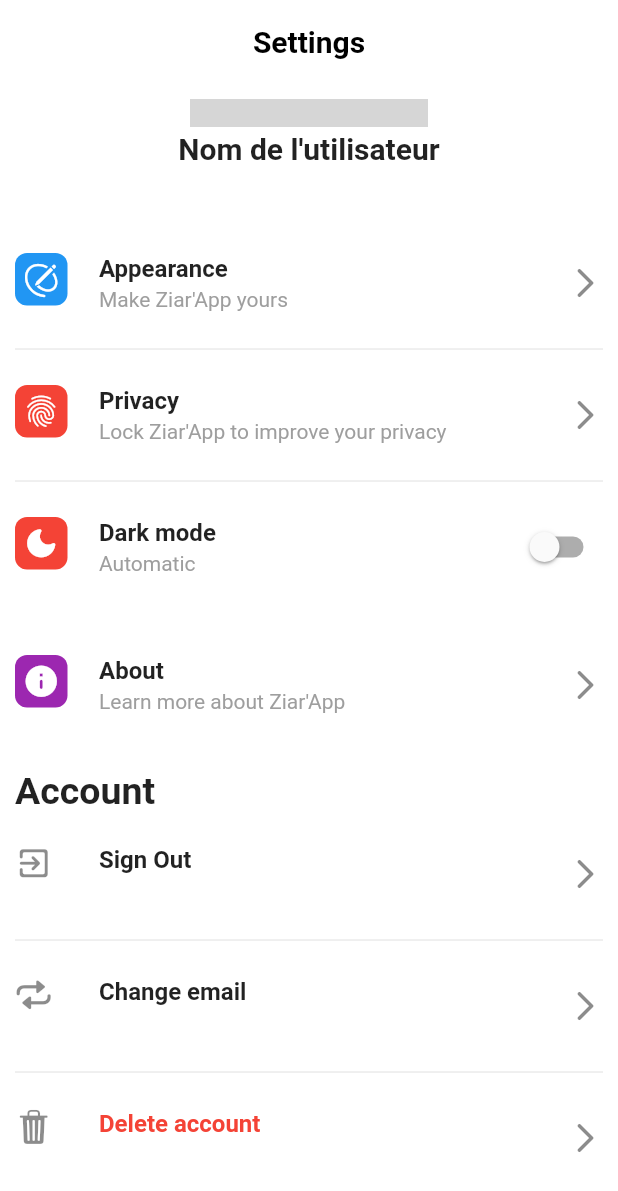
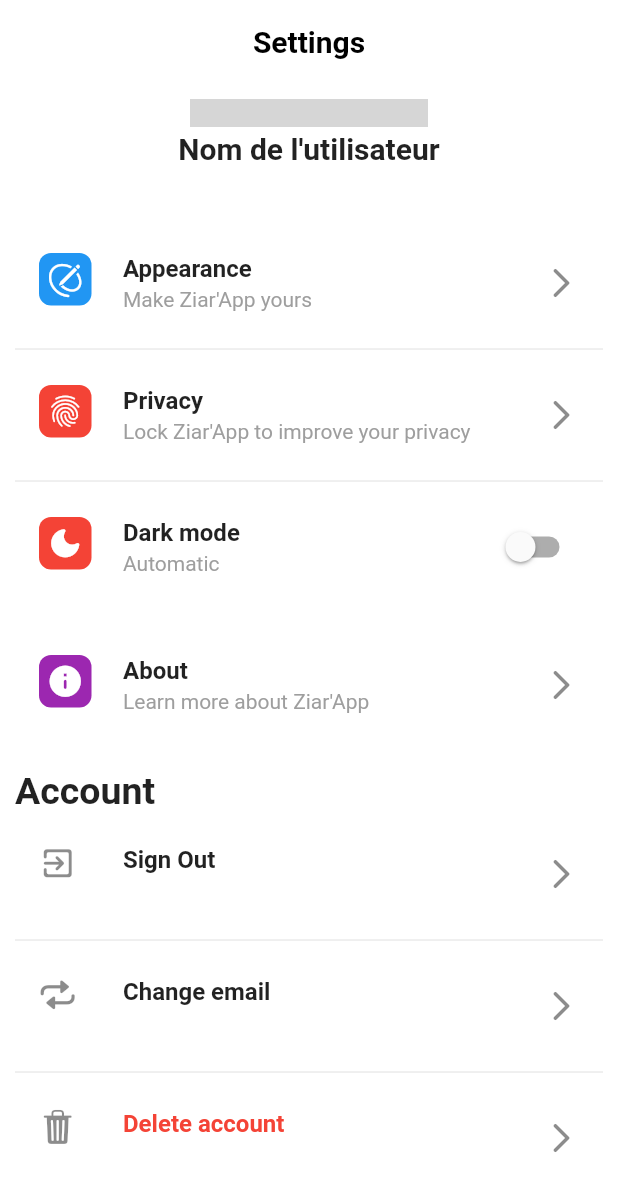
Before and after one commit to babstrap/babstrap_settings_screen, a Flutter app: the screen it shows after launch, scrolled down 188 dp, on a phone screen of 412 x 824 dp. Shown: the top 1191 px of the screen. Run offline on Flutter 3.47's test engine with Material 2 defaults, Android fonts, the phone set to English and light mode, and no system bars; grey boxes are pictures that could not be loaded.

Commit message:
add default padding

```diff
--- a/lib/src/babs_component_settings_item.dart
+++ b/lib/src/babs_component_settings_item.dart
@@ -55,7 +55,6 @@ class SettingsItem extends StatelessWidget {
       ),
       trailing:
           (trailing != null) ? trailing : Icon(Icons.arrow_forward_ios_rounded),
-      contentPadding: EdgeInsets.zero,
     );
   }
 }
```
